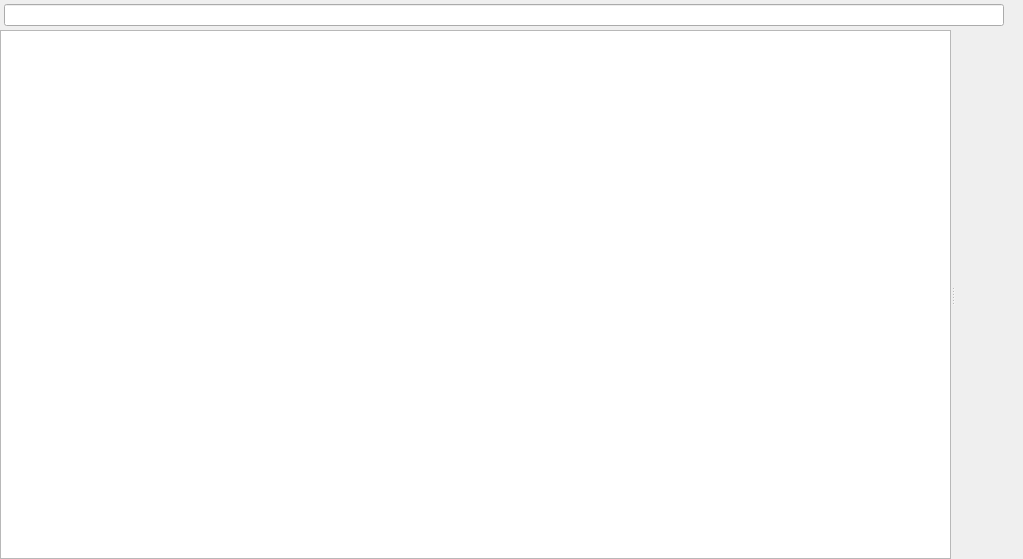
Qt form src/home/flibrary/gui/ImageViewer.ui (heimdallr/books) before a commit.
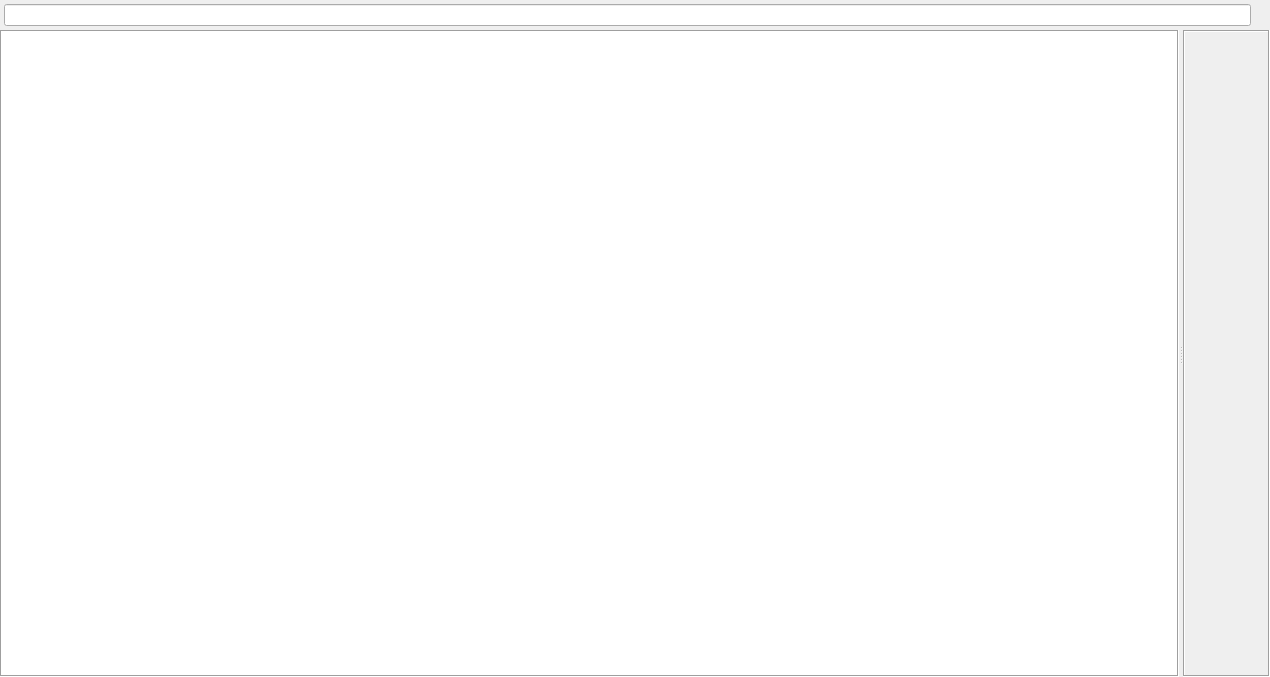
The same form after that commit.

```diff
--- a/src/home/flibrary/gui/ImageViewer.ui
+++ b/src/home/flibrary/gui/ImageViewer.ui
@@ -6,11 +6,11 @@
    <rect>
     <x>0</x>
     <y>0</y>
-    <width>1023</width>
-    <height>559</height>
+    <width>1270</width>
+    <height>677</height>
    </rect>
   </property>
-  <layout class="QVBoxLayout">
+  <layout class="QVBoxLayout" name="verticalLayout">
    <property name="spacing">
     <number>0</number>
    </property>
@@ -63,6 +63,12 @@
       <enum>Qt::Orientation::Horizontal</enum>
      </property>
      <widget class="QListView" name="images">
+      <property name="frameShape">
+       <enum>QFrame::Shape::Box</enum>
+      </property>
+      <property name="frameShadow">
+       <enum>QFrame::Shadow::Sunken</enum>
+      </property>
       <property name="verticalScrollBarPolicy">
        <enum>Qt::ScrollBarPolicy::ScrollBarAlwaysOff</enum>
       </property>
@@ -102,13 +108,10 @@
      </widget>
      <widget class="QScrollArea" name="imageScrollArea">
       <property name="frameShape">
-       <enum>QFrame::Shape::NoFrame</enum>
+       <enum>QFrame::Shape::Box</enum>
       </property>
       <property name="frameShadow">
-       <enum>QFrame::Shadow::Plain</enum>
-      </property>
-      <property name="lineWidth">
-       <number>0</number>
+       <enum>QFrame::Shadow::Sunken</enum>
       </property>
       <property name="verticalScrollBarPolicy">
        <enum>Qt::ScrollBarPolicy::ScrollBarAlwaysOff</enum>
@@ -124,8 +127,8 @@
         <rect>
          <x>0</x>
          <y>0</y>
-         <width>74</width>
-         <height>530</height>
+         <width>69</width>
+         <height>644</height>
         </rect>
        </property>
        <layout class="QVBoxLayout" name="_3">
@@ -133,16 +136,16 @@
          <number>0</number>
         </property>
         <property name="leftMargin">
-         <number>0</number>
+         <number>4</number>
         </property>
         <property name="topMargin">
-         <number>0</number>
+         <number>4</number>
         </property>
         <property name="rightMargin">
-         <number>0</number>
+         <number>4</number>
         </property>
         <property name="bottomMargin">
-         <number>0</number>
+         <number>4</number>
         </property>
         <item>
          <widget class="QLabel" name="image">
```
